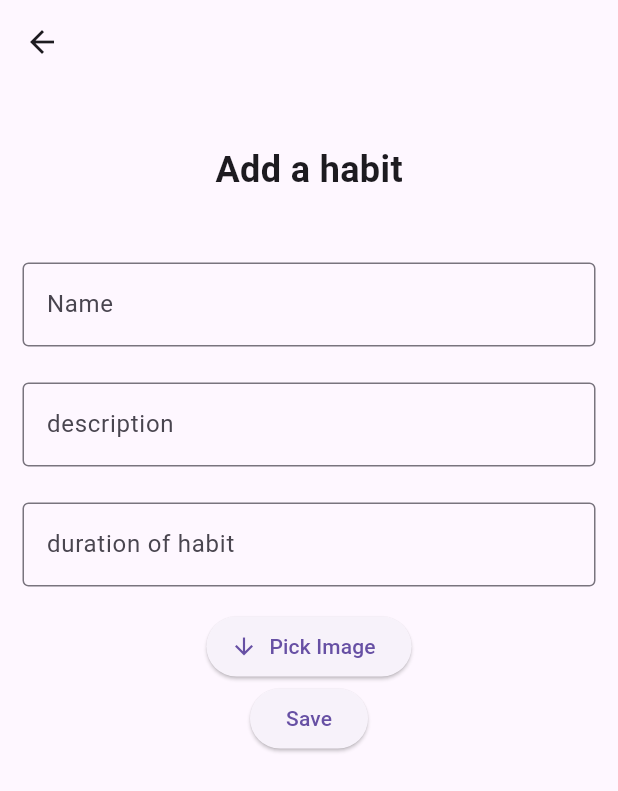
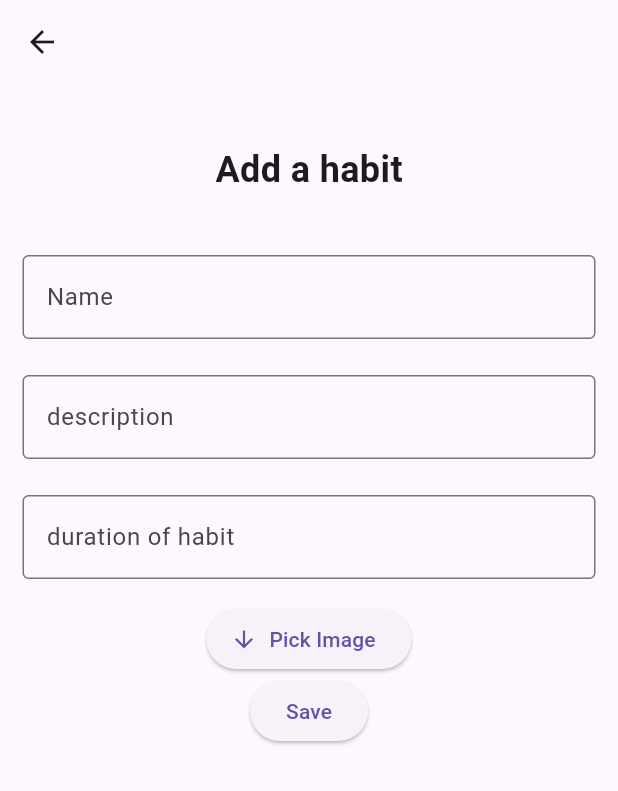
Before and after one commit to Sparklinglily/Habit-Tracker-App, a Flutter app: the AddHabitPage screen opened directly, on a phone screen of 412 x 824 dp. Shown: the top 791 px of the screen. Run offline on Flutter 3.47's test engine with Material 3 defaults, Android fonts, the phone set to English and light mode, and no system bars; our stand-ins replace cloud_firestore, email_validator, firebase_auth, firebase_core, flutter_slidable, hive and 3 more; missing offline and left inert: dart:ffi; accounts and stored records are empty; network calls fail.

Commit message:
render flex error fix

```diff
--- a/lib/presentation/views/addHabit/addHabitPage.dart
+++ b/lib/presentation/views/addHabit/addHabitPage.dart
@@ -38,7 +38,7 @@ class _AddHabitPageState extends State<AddHabitPage> {
                 style: TextStyle(fontSize: 24, fontWeight: FontWeight.bold),
               ),
               const SizedBox(
-                height: 45,
+                height: 40,
               ),
               TextField(
                 controller: habitNameController,
```
